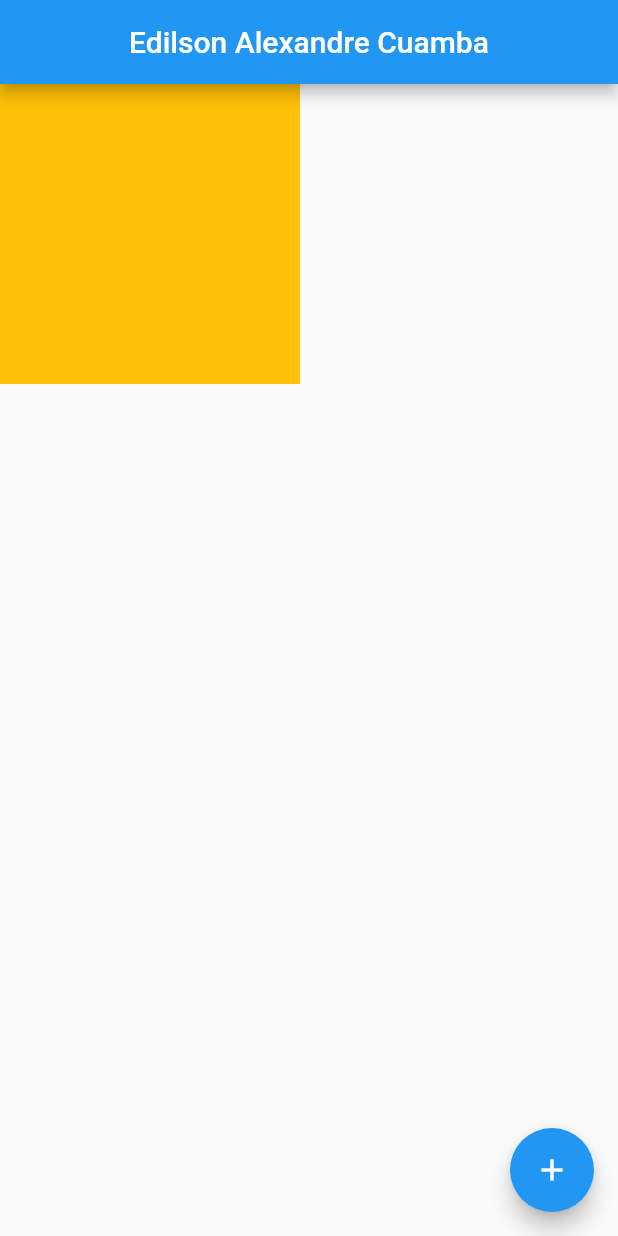
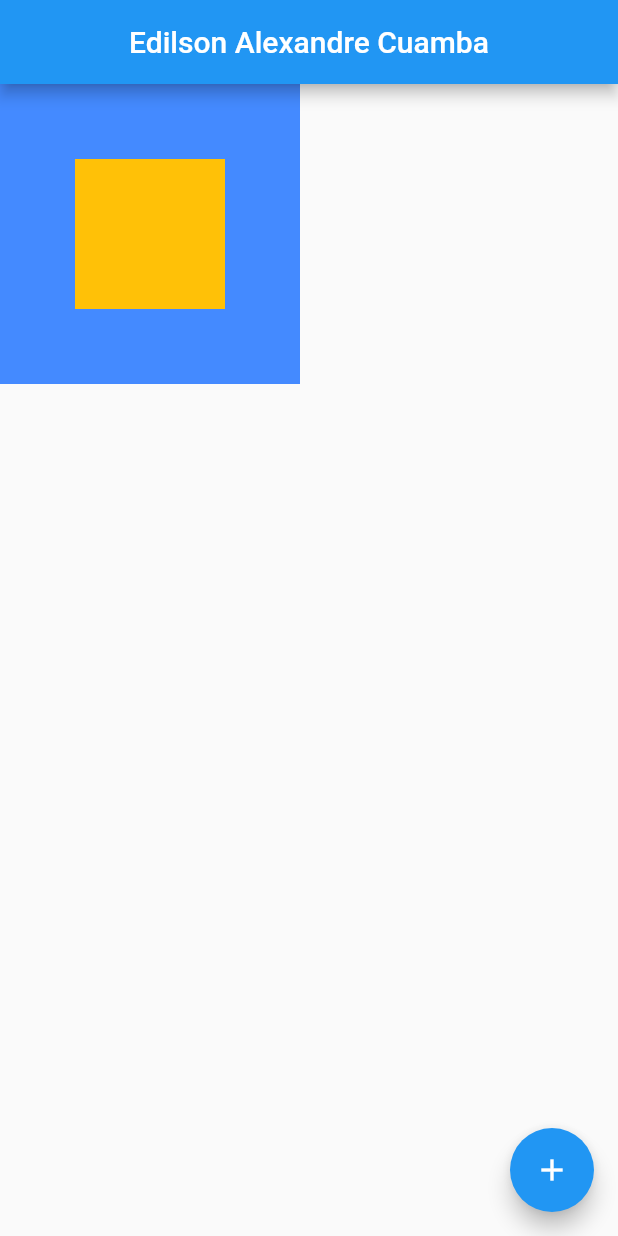
Before and after one commit to EACUAMBA/curso-de-flutter-by-flutterando, a Flutter app: the screen it shows after launch, on a phone screen of 412 x 824 dp. Run offline on Flutter 3.47's test engine with Material 2 defaults, Android fonts, the phone set to English and light mode, and no system bars.

Commit message:
Os widget podem ser single render ou multirender, os single render herdam do seu componente pai o render e por isso herdam algumas caracteristicas do seu pai. Os multirender não herdam nada do seu pai por isso eles, ganham as caracteristicas que definiste.

```diff
--- a/lib/home_page.dart
+++ b/lib/home_page.dart
@@ -27,11 +27,14 @@ class HomePageState extends State<HomePage> {
           width: 200,
           height: 200,
           color: Colors.blueAccent,
-          //Como estamos usando apenas um reder ele está herdando algumas caracteristicas do seu pai, nesta situação herda a dimensão.
-          child: Container(
-            width: 100,
-            height: 100,
-            color: Colors.amber,
+          //O align é um widget multi render, ele não usa o reder antigo para renderizar, vai usar outro, existem muitos outros que também implementam multirender.
+          child: Align(
+            alignment: Alignment.center,
+            child: Container(
+              width: 100,
+              height: 100,
+              color: Colors.amber,
+            ),
           ),
         ),
         floatingActionButton:  FloatingActionButton(
```
